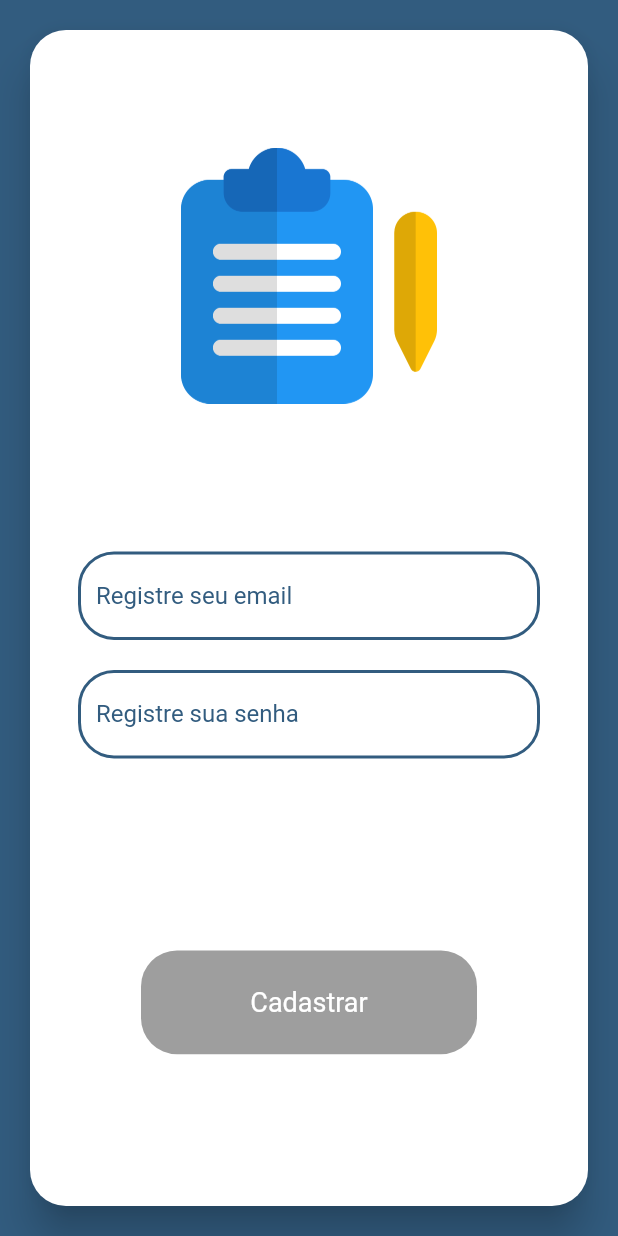
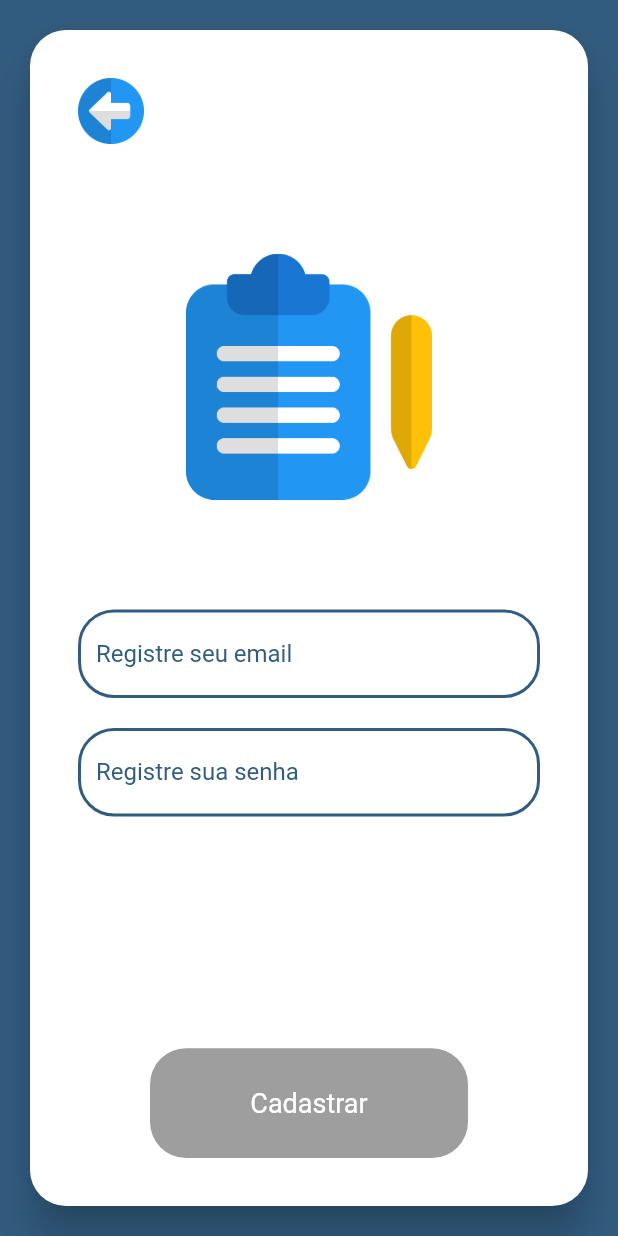
Before and after one commit to Garabriels3/CovidApp, a Flutter app: the RegisterPage screen opened directly, on a phone screen of 412 x 824 dp. Run offline on Flutter 3.47's test engine with Material 2 defaults, Android fonts, the phone set to English and light mode, and no system bars; our stand-ins replace firebase_auth, flutter_mobx, mobx, splashscreen; accounts and stored records are empty; generated files the repository leaves out were written again.

Commit message:
Att da feature

```diff
--- a/lib/app/service/firebase/firebase_auth.dart
+++ b/lib/app/service/firebase/firebase_auth.dart
@@ -4,7 +4,7 @@ import 'package:firebase_auth/firebase_auth.dart';
 abstract class BaseAuth {
   Future<VoidResult> signIn(String email, String password);
 
-  Future<String> signUp(String email, String password);
+  Future<VoidResult> signUp(String email, String password);
 
   Future<FirebaseUser> getCurrentUser();
 
--- a/lib/app/ui/register/register_page.dart
+++ b/lib/app/ui/register/register_page.dart
@@ -15,23 +15,6 @@ class RegisterPage extends StatefulWidget {
 
 class _RegisterPageState extends State<RegisterPage> {
   var vm = RegisterViewModel();
-  var valueImage = ninetyTwo;
-  var valueTextFields = twelve;
-
-  void animatedTest() async {
-    Future.delayed(Duration(seconds: 0), () {
-      setState(() {
-        valueImage = zero;
-        valueTextFields = eighty;
-      });
-    });
-  }
-
-  @override
-  void initState() {
-    super.initState();
-    animatedTest();
-  }
 
   @override
   Widget build(BuildContext context) {
@@ -59,25 +42,27 @@ class _RegisterPageState extends State<RegisterPage> {
                             padding: const EdgeInsets.all(thirtyTwo),
                             child: Column(
                               mainAxisAlignment: MainAxisAlignment.center,
+                              crossAxisAlignment: CrossAxisAlignment.start,
                               children: <Widget>[
-                                SizedBox(
-                                  height: twentyEight,
+                                Container(
+                                  height: fortyFour,
+                                  width: fortyFour,
+                                  child: GestureDetector(
+                                    onTap: () => Navigator.pop(context),
+                                    child: Image.asset(
+                                        "assets/images/previous.png"),
+                                  ),
                                 ),
+                                Spacer(),
+                                Container(
+                                  margin: EdgeInsets.only(left: seventyTwo, right: seventyTwo),
+                                  child:
+                                      Image.asset("assets/images/register.png"),
+                                ),
+                                Spacer(),
                                 Expanded(
-                                  flex: 3,
-                                  child: AnimatedContainer(
-                                      margin:
-                                          EdgeInsets.only(bottom: valueImage),
-                                      duration: Duration(seconds: 1),
-                                      child: Image.asset(
-                                          "assets/images/register.png")),
-                                ),
-                                Expanded(
-                                  flex: 5,
-                                  child: AnimatedContainer(
-                                    margin:
-                                        EdgeInsets.only(top: valueTextFields),
-                                    duration: Duration(seconds: 1),
+                                  flex: 4,
+                                  child: Container(
                                     child: Column(
                                       children: <Widget>[
                                         Observer(
@@ -109,16 +94,21 @@ class _RegisterPageState extends State<RegisterPage> {
                                 Expanded(
                                   flex: 1,
                                   child: Observer(builder: (_) {
-                                    return ButtonComponent(
-                                        title: registerButtonLabel,
-                                        fillColor: darkPrimaryColor,
-                                        textColor: Colors.white,
-                                        loginFun: vm.formIsValid
-                                            ? () => vm.firebaseRegister(context)
-                                            : null);
+                                    return Container(
+                                      margin: EdgeInsets.only(
+                                          left: fortyEight,
+                                          right: fortyEight),
+                                      child: ButtonComponent(
+                                          title: registerButtonLabel,
+                                          fillColor: darkPrimaryColor,
+                                          textColor: Colors.white,
+                                          loginFun: vm.formIsValid
+                                              ? () =>
+                                                  vm.firebaseRegister(context)
+                                              : null),
+                                    );
                                   }),
                                 ),
-                                Spacer()
                               ],
                             ),
                           ),
--- a/lib/covid_app.dart
+++ b/lib/covid_app.dart
@@ -11,7 +11,7 @@ class CovidApp extends StatelessWidget {
       theme: ThemeData(
         visualDensity: VisualDensity.adaptivePlatformDensity,
       ),
-      home: RegisterPage(),
+      home: SplashPage(),
     );
   }
 }
--- a/pubspec.yaml
+++ b/pubspec.yaml
@@ -51,6 +51,7 @@ flutter:
     - assets/images/logo_covid_app.png
     - assets/images/logo_covid_app_3x.png
     - assets/images/register.png
+    - assets/images/previous.png
     - assets/fonts/
   fonts:
     - family: AvenirLTStd
```
Also changed, not shown: lib/app/service/firebase/firebase_auth_impl.dart (+9 -5 lines), lib/app/ui/login/login_page.dart (+14 -4 lines), lib/app/ui/login/login_viewmodel.dart (+4 -50 lines), lib/app/ui/register/register_viewmodel.dart (+21 -7 lines), lib/app/utils/generic_dialog.dart (added, +51 -0 lines), lib/core/constants/string.dart (+7 -1 lines), assets/images/2.0x/previous.png (added), 1 other file.
